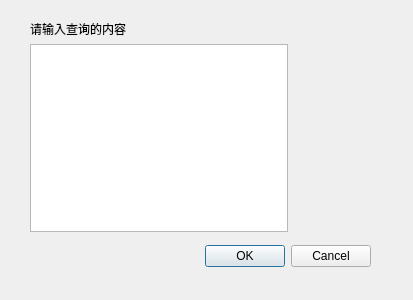
First picture: the form in codesets/cdialogasktext.ui, repository weilaidb/codetools, before the edit.
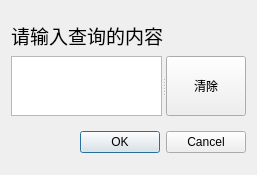
Second picture: the form after the edit.

Commit message: 文档 - 最近打开 异常不记录

Patch:
```diff
--- a/codesets/cdialogasktext.ui
+++ b/codesets/cdialogasktext.ui
@@ -6,51 +6,104 @@
    <rect>
     <x>0</x>
     <y>0</y>
-    <width>413</width>
-    <height>300</height>
+    <width>257</width>
+    <height>175</height>
    </rect>
   </property>
   <property name="windowTitle">
    <string>Dialog</string>
   </property>
-  <widget class="QDialogButtonBox" name="buttonBox">
-   <property name="geometry">
-    <rect>
-     <x>30</x>
-     <y>240</y>
-     <width>341</width>
-     <height>32</height>
-    </rect>
-   </property>
-   <property name="orientation">
-    <enum>Qt::Horizontal</enum>
-   </property>
-   <property name="standardButtons">
-    <set>QDialogButtonBox::Cancel|QDialogButtonBox::Ok</set>
-   </property>
-  </widget>
-  <widget class="QWidget" name="">
-   <property name="geometry">
-    <rect>
-     <x>30</x>
-     <y>20</y>
-     <width>258</width>
-     <height>212</height>
-    </rect>
-   </property>
-   <layout class="QVBoxLayout" name="verticalLayout">
-    <item>
-     <widget class="QLabel" name="label">
-      <property name="text">
-       <string>请输入查询的内容</string>
-      </property>
-     </widget>
-    </item>
-    <item>
-     <widget class="QTextEdit" name="textEdit"/>
-    </item>
-   </layout>
-  </widget>
+  <layout class="QGridLayout" name="gridLayout">
+   <item row="0" column="0">
+    <layout class="QVBoxLayout" name="verticalLayout">
+     <item>
+      <widget class="QLabel" name="label">
+       <property name="sizePolicy">
+        <sizepolicy hsizetype="Preferred" vsizetype="Fixed">
+         <horstretch>0</horstretch>
+         <verstretch>0</verstretch>
+        </sizepolicy>
+       </property>
+       <property name="minimumSize">
+        <size>
+         <width>0</width>
+         <height>30</height>
+        </size>
+       </property>
+       <property name="maximumSize">
+        <size>
+         <width>16777215</width>
+         <height>30</height>
+        </size>
+       </property>
+       <property name="font">
+        <font>
+         <family>Agency FB</family>
+         <pointsize>14</pointsize>
+        </font>
+       </property>
+       <property name="text">
+        <string>请输入查询的内容</string>
+       </property>
+      </widget>
+     </item>
+     <item>
+      <widget class="QSplitter" name="splitter">
+       <property name="orientation">
+        <enum>Qt::Horizontal</enum>
+       </property>
+       <widget class="QTextEdit" name="textEdit">
+        <property name="sizePolicy">
+         <sizepolicy hsizetype="Expanding" vsizetype="Fixed">
+          <horstretch>0</horstretch>
+          <verstretch>0</verstretch>
+         </sizepolicy>
+        </property>
+        <property name="minimumSize">
+         <size>
+          <width>0</width>
+          <height>60</height>
+         </size>
+        </property>
+        <property name="maximumSize">
+         <size>
+          <width>16777215</width>
+          <height>60</height>
+         </size>
+        </property>
+       </widget>
+       <widget class="QPushButton" name="pushButton">
+        <property name="minimumSize">
+         <size>
+          <width>0</width>
+          <height>30</height>
+         </size>
+        </property>
+        <property name="maximumSize">
+         <size>
+          <width>16777215</width>
+          <height>60</height>
+         </size>
+        </property>
+        <property name="text">
+         <string>清除</string>
+        </property>
+       </widget>
+      </widget>
+     </item>
+    </layout>
+   </item>
+   <item row="1" column="0">
+    <widget class="QDialogButtonBox" name="buttonBox">
+     <property name="orientation">
+      <enum>Qt::Horizontal</enum>
+     </property>
+     <property name="standardButtons">
+      <set>QDialogButtonBox::Cancel|QDialogButtonBox::Ok</set>
+     </property>
+    </widget>
+   </item>
+  </layout>
  </widget>
  <resources/>
  <connections>
```
The commit also changes 2 other files.
